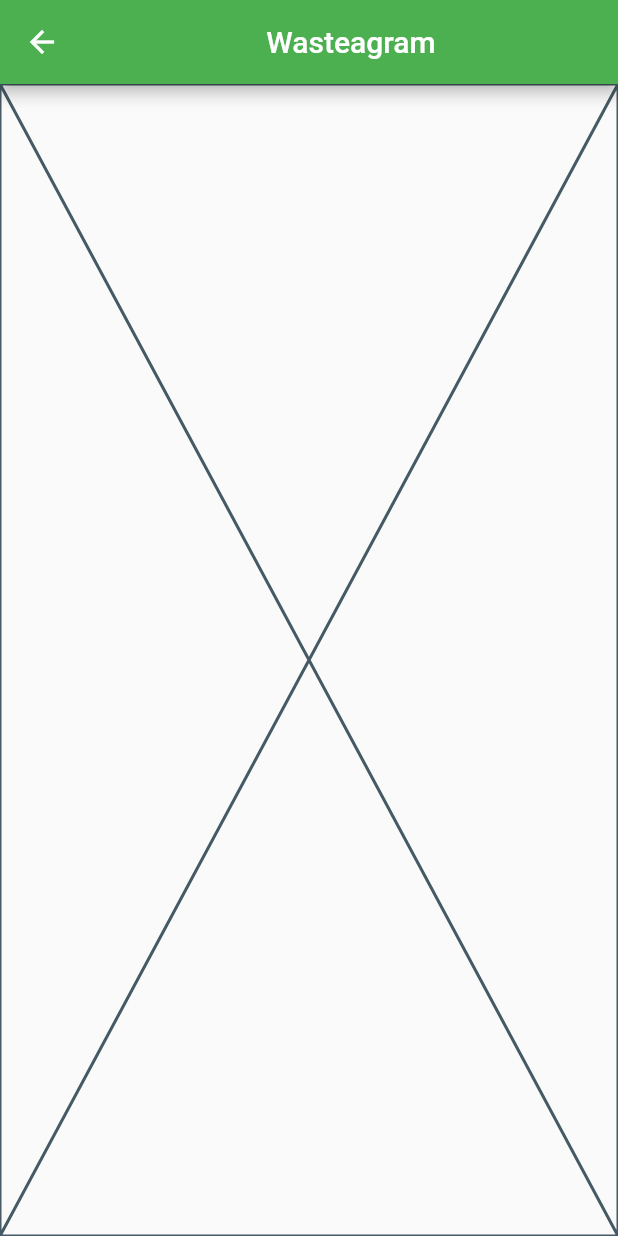
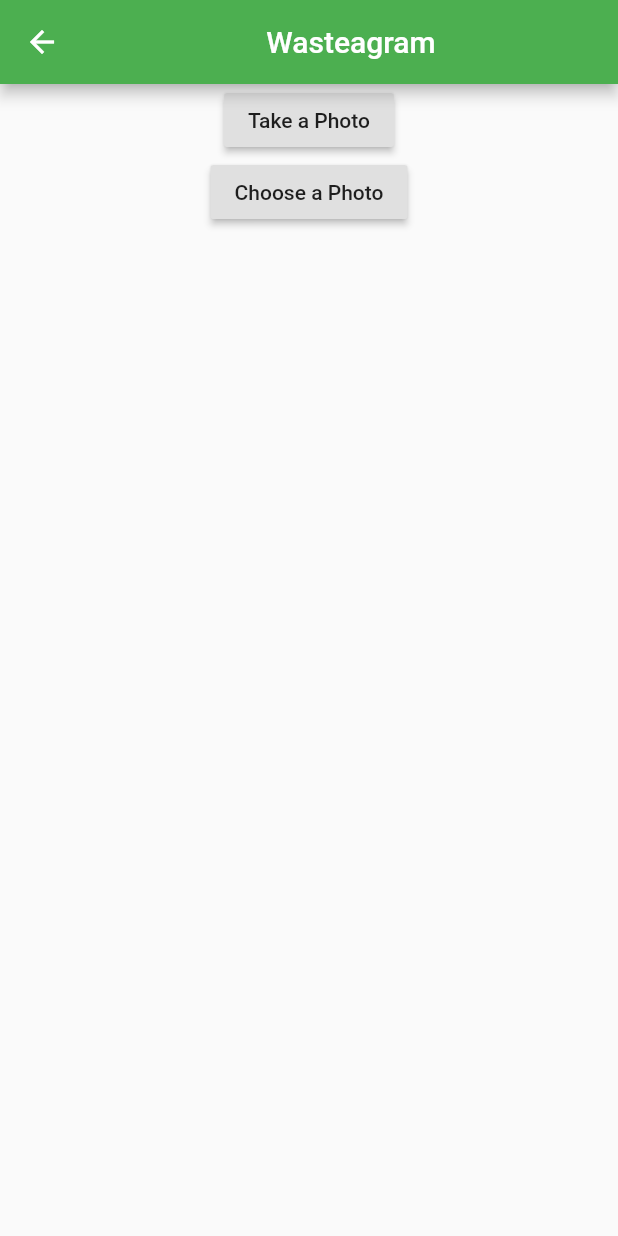
Before and after one commit to c-gasiciel/wasteagram, a Flutter app: the ChooseImageScreen screen opened by its route, on a phone screen of 412 x 824 dp. Run offline on Flutter 3.47's test engine with Material 2 defaults, Android fonts, the phone set to English and light mode, and no system bars; our stand-ins replace cloud_firestore, image_picker, location; accounts and stored records are empty.

Commit message:
Added basic ImagePicker fuctionality

```diff
--- a/lib/main.dart
+++ b/lib/main.dart
@@ -1,11 +1,14 @@
 import 'package:flutter/material.dart';
 import 'package:flutter/services.dart';
+//import 'package:camera/camera.dart';
 import 'app.dart';
 
 //const String title = 'Wasteagram';
 
 void main(){
   WidgetsFlutterBinding.ensureInitialized();
+  //final cameras = await availableCameras();
+
 
   SystemChrome.setPreferredOrientations([
     DeviceOrientation.landscapeLeft,
--- a/lib/screens/choose_image_screen.dart
+++ b/lib/screens/choose_image_screen.dart
@@ -1,22 +1,75 @@
+import 'dart:io';
 import 'package:flutter/material.dart';
+import 'package:image_picker/image_picker.dart';
 
 class ChooseImageScreen extends StatefulWidget {
-  static const routeName = 'newScreen';
+  static const routeName = 'addNewImage';
   @override
   _ChooseImageScreenState createState() => _ChooseImageScreenState();
 }
 
 class _ChooseImageScreenState extends State<ChooseImageScreen> {
   final title = 'Wasteagram';
+  File image;
+
+  void useCamera() async{
+  image = await ImagePicker.pickImage(source: ImageSource.camera);
+  setState ( () {} );
+  }
+
+  void getImage() async{
+    image = await ImagePicker.pickImage(source: ImageSource.gallery);
+    setState( () {}) ;
+  }
+
 
   @override
   Widget build(BuildContext context) {
+    final database = ModalRoute.of(context).settings.arguments;
+
+
     return Scaffold(
       appBar: AppBar(
         title: Center(
           child: Text(title)
         )),
-      body: Placeholder()
+      body: chooseImage(context, image, database)
+    );
+  }
+
+  Widget chooseImage(BuildContext context, File image, String database){
+  if(image == null){
+    return Center(
+      child: Column(
+        children: [
+          RaisedButton(
+            child: Text('Take a Photo'),
+            onPressed: () {
+              useCamera();
+            }),
+          RaisedButton(
+            child: Text('Choose a Photo'),
+            onPressed: () {
+              getImage();
+            }),
+        ],
+      ));
+  }
+  else{
+    return Center(
+      child: Column(
+        mainAxisAlignment: MainAxisAlignment.center,
+        children: [
+          Image.file(image),
+          SizedBox(height: 40),
+          RaisedButton(
+            child: Text('Use This Photo'),
+            onPressed: () {
+
+            },
+          )]
+      )
     );
   }
 }
+}
--- a/lib/screens/list_screen.dart
+++ b/lib/screens/list_screen.dart
@@ -1,7 +1,7 @@
 import 'package:flutter/material.dart';
 import 'package:cloud_firestore/cloud_firestore.dart';
 //import 'package:path/path.dart' as Path;
-import 'new_post_screen.dart';
+import 'choose_image_screen.dart';
 import 'detail_screen.dart';
 import '../models/post.dart';
 
@@ -113,7 +113,7 @@ Widget makeListTile(String title, String quantity){
 
 
 void pushNewPost(BuildContext context, String database){
-  Navigator.of(context).pushNamed(NewPostScreen.routeName, arguments: database);
+  Navigator.of(context).pushNamed(ChooseImageScreen.routeName, arguments: database);
 }
 
 
--- a/pubspec.yaml
+++ b/pubspec.yaml
@@ -24,8 +24,10 @@ dependencies:
   # Use with the CupertinoIcons class for iOS style icons.
   cupertino_icons: ^0.1.2
   location: ^2.5.0
-  cloud_firestore: ^0.12.11
-  firebase_storage: ^3.0.10
+  camera: ^0.5.7+4
+  cloud_firestore: ^0.13.4+2
+  firebase_storage: ^3.1.3
+  image_picker: ^0.6.3+4
   intl: ^0.15.7
 
 dev_dependencies:
```
Also changed, not shown: lib/screens/new_post_screen.dart (+5 -4 lines), pubspec.lock, 1 other file.
